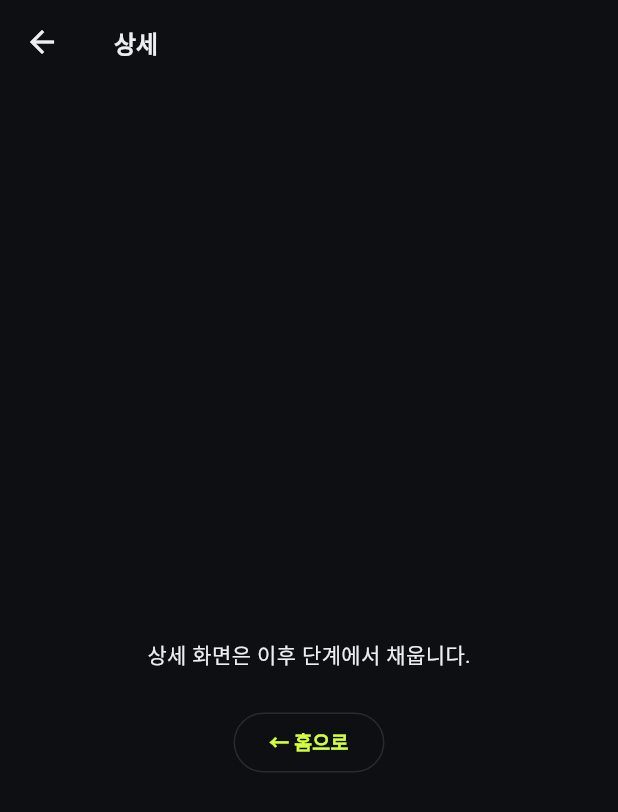
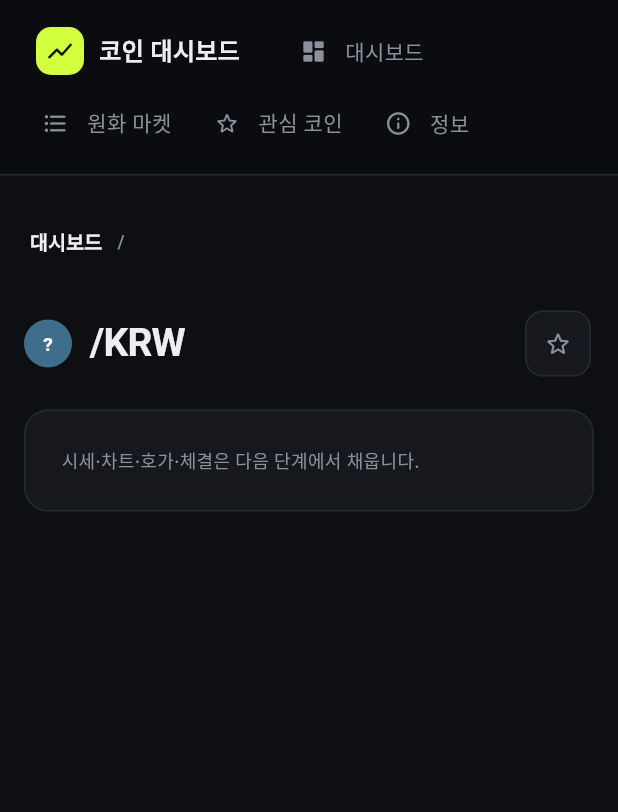
Before and after one commit to Astrum93/coin_dashboard, a Flutter app: the CoinDetailScreen widget shown alone on an empty page, opened directly with empty values, on a phone screen of 412 x 824 dp. Shown: the top 812 px of the screen. Run offline on Flutter 3.47's test engine with Material 3 defaults, Android fonts, the phone set to English and light mode, and no system bars; our stand-ins replace freezed_annotation, get, go_router; network calls fail; Roboto replaces fonts that are missing (IBMPlexSansKR).

Commit message:
feat: 코인 상세 라우트와 관심 코인 공용 서비스
- 관심 코인을 FavoritesService로 분리해 홈·상세가 함께 사용
- /coin/:symbol 라우트에 CoinDetailBinding 연결, 컨트롤러는 심볼 tag로 등록·화면 종료 시 삭제
- 상세 화면 뼈대(사이드바, 브레드크럼, 관심 토글)
- 홈 마켓 표·등락률 순위 행을 누르면 상세로 이동

Co-Authored-By: Claude Opus 5.5 <noreply@anthropic.com>

```diff
--- a/lib/app/binding/app_binding.dart
+++ b/lib/app/binding/app_binding.dart
@@ -1,3 +1,4 @@
+import 'package:coin_dashboard/common/services/favorites_service.dart';
 import 'package:coin_dashboard/features/data/datasources/coin_remote_data_source.dart';
 import 'package:coin_dashboard/features/data/repositories/coin_repository_impl.dart';
 import 'package:coin_dashboard/features/domain/repositories/coin_repository.dart';
@@ -20,5 +21,6 @@ class AppBinding extends Bindings {
     );
     Get.lazyPut<GetKrwTickers>(() => GetKrwTickers(Get.find<CoinRepository>()));
     Get.lazyPut<GetCandles>(() => GetCandles(Get.find<CoinRepository>()));
+    Get.lazyPut<FavoritesService>(() => FavoritesService());
   }
 }
--- a/lib/app/router/app_router.dart
+++ b/lib/app/router/app_router.dart
@@ -2,7 +2,8 @@ import 'package:flutter/widgets.dart';
 import 'package:go_router/go_router.dart';
 
 import 'package:coin_dashboard/app/router/app_routes.dart';
-// import 'package:coin_dashboard/features/presentation/coin_detail/screen/coin_detail_screen.dart';
+import 'package:coin_dashboard/features/presentation/coin_detail/binding/coin_detail_binding.dart';
+import 'package:coin_dashboard/features/presentation/coin_detail/screen/coin_detail_screen.dart';
 import 'package:coin_dashboard/features/presentation/home/binding/home_binding.dart';
 import 'package:coin_dashboard/features/presentation/home/screen/home_screen.dart';
 
@@ -21,14 +22,14 @@ final GoRouter appRouter = GoRouter(
         return const HomeScreen();
       },
       routes: [
-        // 코인 상세 — 다음 단계에서 주석 해제.
-        // GoRoute(
-        //   path: AppRoutes.coinDetail,
-        //   builder: (context, state) {
-        //     final symbol = state.pathParameters['symbol'] ?? '';
-        //     return CoinDetailScreen(symbol: symbol);
-        //   },
-        // ),
+        GoRoute(
+          path: AppRoutes.coinDetail,
+          builder: (context, state) {
+            final symbol = (state.pathParameters['symbol'] ?? '').toUpperCase();
+            CoinDetailBinding(symbol).dependencies();
+            return CoinDetailScreen(symbol: symbol);
+          },
+        ),
       ],
     ),
   ],
--- /dev/null
+++ b/lib/common/services/favorites_service.dart
@@ -0,0 +1,13 @@
+import 'package:get/get.dart';
+
+/// 관심 코인 목록. 홈과 상세가 함께 쓴다. 앱을 끄면 사라진다.
+class FavoritesService extends GetxService {
+  /// 마켓 코드. 예: 'KRW-BTC'
+  final RxSet<String> markets = <String>{}.obs;
+
+  bool contains(String market) => markets.contains(market);
+
+  void toggle(String market) {
+    if (!markets.remove(market)) markets.add(market);
+  }
+}
--- /dev/null
+++ b/lib/features/presentation/coin_detail/controller/coin_detail_controller.dart
@@ -0,0 +1,18 @@
+import 'package:get/get.dart';
+
+import 'package:coin_dashboard/common/services/favorites_service.dart';
+
+/// 코인 상세 화면 컨트롤러. 심볼마다 tag 로 따로 등록된다.
+class CoinDetailController extends GetxController {
+  final String symbol; // 예: 'BTC'
+  final FavoritesService favoritesService;
+
+  CoinDetailController(this.symbol, this.favoritesService);
+
+  String get market => 'KRW-$symbol';
+
+  /// Obx 안에서 읽으면 관심 목록 변화에 반응한다.
+  bool get isFavorite => favoritesService.contains(market);
+
+  void toggleFavorite() => favoritesService.toggle(market);
+}
--- a/lib/features/presentation/coin_detail/screen/coin_detail_screen.dart
+++ b/lib/features/presentation/coin_detail/screen/coin_detail_screen.dart
@@ -1,39 +1,129 @@
 import 'package:flutter/material.dart';
+import 'package:get/get.dart';
 import 'package:go_router/go_router.dart';
 
 import 'package:coin_dashboard/app/router/app_routes.dart';
+import 'package:coin_dashboard/app/theme/app_breakpoints.dart';
+import 'package:coin_dashboard/app/theme/app_text_styles.dart';
+import 'package:coin_dashboard/common/widgets/app_card.dart';
+import 'package:coin_dashboard/common/widgets/app_icon_button.dart';
+import 'package:coin_dashboard/common/widgets/coin_avatar.dart';
+import 'package:coin_dashboard/common/widgets/dashboard_shell.dart';
+import 'package:coin_dashboard/features/presentation/coin_detail/controller/coin_detail_controller.dart';
+import 'package:coin_dashboard/features/presentation/coin_detail/widget/detail_breadcrumb.dart';
+import 'package:coin_dashboard/features/presentation/home/controller/home_controller.dart';
 
-/// 코인 상세 화면 (골격만). [symbol] 은 URL 의 :symbol.
-class CoinDetailScreen extends StatelessWidget {
+/// 코인 상세 화면. [symbol] 은 URL 의 :symbol (대문자).
+class CoinDetailScreen extends StatefulWidget {
   const CoinDetailScreen({super.key, required this.symbol});
 
   final String symbol;
 
   @override
+  State<CoinDetailScreen> createState() => _CoinDetailScreenState();
+}
+
+class _CoinDetailScreenState extends State<CoinDetailScreen> {
+  /// go_router 는 GetX 라우트 관리를 거치지 않아 화면이 사라질 때 직접 지운다.
+  @override
+  void dispose() {
+    Get.delete<CoinDetailController>(tag: widget.symbol);
+    super.dispose();
+  }
+
+  /// 홈으로 돌아가 원화 마켓 표로 스크롤한다.
+  void _goToMarkets(MarketFilter filter) {
+    context.go(AppRoutes.home);
+    WidgetsBinding.instance.addPostFrameCallback(
+      (_) => Get.find<HomeController>().scrollToMarkets(withFilter: filter),
+    );
+  }
+
+  @override
   Widget build(BuildContext context) {
-    return Scaffold(
-      appBar: AppBar(
-        backgroundColor: Theme.of(context).colorScheme.inversePrimary,
-        title: Text('$symbol 상세'),
+    return DashboardShell(
+      navItems: [
+        ShellNavItem(
+          icon: Icons.dashboard_rounded,
+          label: '대시보드',
+          onTap: () => context.go(AppRoutes.home),
         ),
-      body: Center(
+        ShellNavItem(
+          icon: Icons.format_list_bulleted_rounded,
+          label: '원화 마켓',
+          onTap: () => _goToMarkets(MarketFilter.all),
+        ),
+        ShellNavItem(
+          icon: Icons.star_outline_rounded,
+          label: '관심 코인',
+          onTap: () => _goToMarkets(MarketFilter.favorite),
+        ),
+        ShellNavItem(
+          icon: Icons.info_outline_rounded,
+          label: '정보',
+          onTap: () => showLicensePage(
+            context: context,
+            applicationName: '코인 대시보드',
+            applicationLegalese: '시세 데이터: 업비트 공개 API',
+          ),
+        ),
+      ],
+      child: _DetailBody(symbol: widget.symbol),
+    );
+  }
+}
+
+class _DetailBody extends StatelessWidget {
+  const _DetailBody({required this.symbol});
+
+  final String symbol;
+
+  @override
+  Widget build(BuildContext context) {
+    final controller = Get.find<CoinDetailController>(tag: symbol);
+
+    return LayoutBuilder(
+      builder: (context, constraints) {
+        final gutter = constraints.maxWidth >= AppBreakpoints.TABLET
+            ? 32.0
+            : 16.0;
+
+        return SingleChildScrollView(
+          padding: EdgeInsets.fromLTRB(gutter, 20, gutter, 40),
           child: Column(
-          mainAxisAlignment: MainAxisAlignment.center,
+            crossAxisAlignment: CrossAxisAlignment.stretch,
+            spacing: 20,
             children: [
-            Text(
-              symbol,
-              style: const TextStyle(fontSize: 40, fontWeight: FontWeight.bold),
+              DetailBreadcrumb(current: symbol),
+              Row(
+                children: [
+                  CoinAvatar(symbol: symbol),
+                  const SizedBox(width: 12),
+                  Expanded(
+                    child: Text(
+                      '$symbol/KRW',
+                      style: AppTextStyles.TITLE,
+                      overflow: TextOverflow.ellipsis,
                     ),
-            const SizedBox(height: 8),
-            const Text('상세 화면은 이후 단계에서 채웁니다.'),
-            const SizedBox(height: 24),
-            OutlinedButton(
-              onPressed: () => context.go(AppRoutes.home),
-              child: const Text('← 홈으로'),
+                  ),
+                  Obx(
+                    () => FavoriteButton(
+                      isFavorite: controller.isFavorite,
+                      onPressed: controller.toggleFavorite,
+                    ),
                   ),
                 ],
               ),
+              const AppCard(
+                child: Text(
+                  '시세·차트·호가·체결은 다음 단계에서 채웁니다.',
+                  style: AppTextStyles.CAPTION,
                 ),
+              ),
+            ],
+          ),
+        );
+      },
     );
   }
 }
--- /dev/null
+++ b/lib/features/presentation/coin_detail/widget/detail_breadcrumb.dart
@@ -0,0 +1,46 @@
+import 'package:flutter/material.dart';
+import 'package:go_router/go_router.dart';
+
+import 'package:coin_dashboard/app/router/app_routes.dart';
+import 'package:coin_dashboard/app/theme/app_colors.dart';
+import 'package:coin_dashboard/app/theme/app_text_styles.dart';
+
+/// '대시보드 / 코인명' 현재 위치 표시.
+class DetailBreadcrumb extends StatelessWidget {
+  const DetailBreadcrumb({super.key, required this.current});
+
+  final String current;
+
+  @override
+  Widget build(BuildContext context) {
+    return Semantics(
+      label: '현재 위치',
+      child: Row(
+        children: [
+          TextButton(
+            onPressed: () => context.go(AppRoutes.home),
+            style: TextButton.styleFrom(
+              foregroundColor: AppColors.TEXT_MUTED,
+              minimumSize: const Size(0, 44),
+              padding: const EdgeInsets.symmetric(horizontal: 4),
+            ),
+            child: const Text('대시보드', style: AppTextStyles.LABEL),
+          ),
+          const Padding(
+            padding: EdgeInsets.symmetric(horizontal: 6),
+            child: Text('/', style: AppTextStyles.CAPTION),
+          ),
+          Flexible(
+            child: Text(
+              current,
+              overflow: TextOverflow.ellipsis,
+              style: AppTextStyles.LABEL.copyWith(
+                color: AppColors.TEXT_PRIMARY,
+              ),
+            ),
+          ),
+        ],
+      ),
+    );
+  }
+}
--- a/lib/features/presentation/home/controller/home_controller.dart
+++ b/lib/features/presentation/home/controller/home_controller.dart
@@ -6,6 +6,7 @@ import 'package:flutter/widgets.dart';
 import 'package:get/get.dart';
 
 import 'package:coin_dashboard/common/error/result.dart';
+import 'package:coin_dashboard/common/services/favorites_service.dart';
 import 'package:coin_dashboard/features/domain/entities/candle.dart';
 import 'package:coin_dashboard/features/domain/entities/market_ticker.dart';
 import 'package:coin_dashboard/features/domain/usecases/get_candles.dart';
@@ -42,8 +43,9 @@ enum HomeNav { dashboard, markets, favorites }
 class HomeController extends GetxController {
   final GetKrwTickers getKrwTickers;
   final GetCandles getCandles;
+  final FavoritesService favoritesService;
 
-  HomeController(this.getKrwTickers, this.getCandles);
+  HomeController(this.getKrwTickers, this.getCandles, this.favoritesService);
 
   static const String featuredMarket = 'KRW-BTC';
   static const Duration refreshInterval = Duration(seconds: 10);
@@ -62,7 +64,6 @@ class HomeController extends GetxController {
 
   final RxString query = ''.obs;
   final Rx<MarketFilter> filter = MarketFilter.all.obs;
-  final RxSet<String> favorites = <String>{}.obs; // 마켓 코드. 앱을 끄면 사라진다
   final RxBool showRisers = true.obs;
   final RxInt visibleCount = pageSize.obs;
 
@@ -159,9 +160,9 @@ class HomeController extends GetxController {
 
   void showMore() => visibleCount.value += pageSize;
 
-  void toggleFavorite(String market) {
-    if (!favorites.remove(market)) favorites.add(market);
-  }
+  RxSet<String> get favorites => favoritesService.markets;
+
+  void toggleFavorite(String market) => favoritesService.toggle(market);
 
   void scrollToTop() {
     scrollController.animateTo(
```
Also changed, not shown: lib/features/presentation/coin_detail/binding/coin_detail_binding.dart (added, +19 -0 lines), lib/features/presentation/home/binding/home_binding.dart (+6 -1 lines), lib/features/presentation/home/widget/market_table.dart (+10 -2 lines), lib/features/presentation/home/widget/movers_card.dart (+18 -4 lines). Lines whose indentation alone changed are shown as unchanged.
